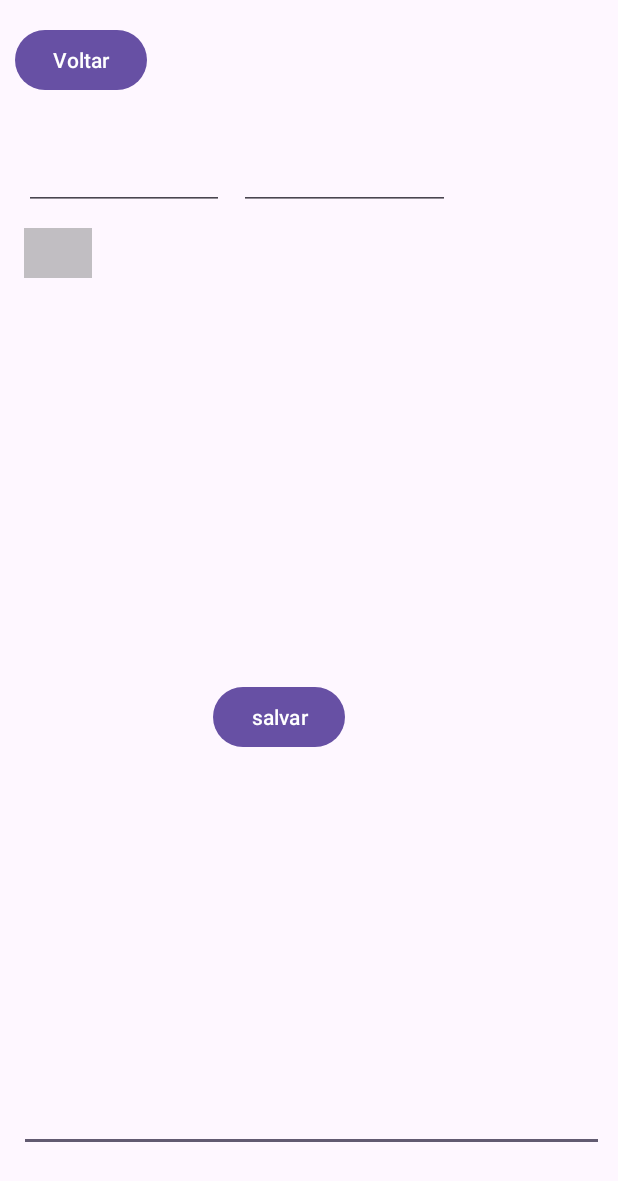
After one commit to renan-cavalcante/PM_Diario, an Android app: the NotaActivity screen opened directly, with no data from a screen before it, on a phone screen of 412 x 824 dp. The commit adds this screen. Shown: the top 1181 px of the screen. Run offline under Robolectric (Android 15) with nearby library versions, the phone set to English and light mode, and no system bars.

Commit message:
commit 3

```diff
--- a/app/src/main/AndroidManifest.xml
+++ b/app/src/main/AndroidManifest.xml
@@ -13,6 +13,12 @@
         android:theme="@style/Theme.PM_Diario"
         tools:targetApi="31">
         <activity
+            android:name=".NotaActivity"
+            android:exported="false" />
+        <activity
+            android:name=".PaginaActivity"
+            android:exported="false" />
+        <activity
             android:name=".MainActivity"
             android:exported="true">
             <intent-filter>
--- /dev/null
+++ b/app/src/main/java/com/example/pm_diario/NotaActivity.java
@@ -0,0 +1,111 @@
+package com.example.pm_diario;
+
+import android.content.Intent;
+import android.os.Bundle;
+import android.view.MenuInflater;
+import android.view.MenuItem;
+import android.view.View;
+import android.widget.Button;
+import android.widget.EditText;
+import android.widget.PopupMenu;
+import android.widget.Toast;
+
+import androidx.activity.EdgeToEdge;
+import androidx.appcompat.app.AppCompatActivity;
+import androidx.core.graphics.Insets;
+import androidx.core.view.ViewCompat;
+import androidx.core.view.WindowInsetsCompat;
+
+import com.example.pm_diario.controller.NotaController;
+import com.example.pm_diario.controller.PaginaController;
+import com.example.pm_diario.model.Nota;
+import com.example.pm_diario.model.Pagina;
+import com.example.pm_diario.persistence.NotaDao;
+import com.example.pm_diario.persistence.PaginaDao;
+import com.google.android.material.button.MaterialButton;
+
+import java.sql.SQLException;
+import java.time.LocalDate;
+import java.time.LocalTime;
+
+public class NotaActivity extends AppCompatActivity {
+
+
+    private MaterialButton imageFilterButton;
+    private EditText etHora;
+    private EditText etData;
+    private EditText tmtexto;
+    private Button btnSalvar;
+
+    private NotaController notaController = new NotaController(new NotaDao(this));
+
+    @Override
+    protected void onCreate(Bundle savedInstanceState) {
+        super.onCreate(savedInstanceState);
+        EdgeToEdge.enable(this);
+        setContentView(R.layout.activity_nota);
+        ViewCompat.setOnApplyWindowInsetsListener(findViewById(R.id.main), (v, insets) -> {
+            Insets systemBars = insets.getInsets(WindowInsetsCompat.Type.systemBars());
+            v.setPadding(systemBars.left, systemBars.top, systemBars.right, systemBars.bottom);
+            return insets;
+        });
+
+        imageFilterButton = findViewById(R.id.imageFilterButton);
+        imageFilterButton.setOnClickListener(new View.OnClickListener() {
+            @Override
+            public void onClick(View v) {
+                showPopupMenu(v);
+            }
+        });
+
+        Button btnvoltar = findViewById(R.id.btnVoltar);
+        etHora = findViewById(R.id.etHora);
+        etData = findViewById(R.id.etData);
+        tmtexto = findViewById(R.id.tmTexto);
+        btnSalvar = findViewById(R.id.btnSalvar);
+
+        btnvoltar.setOnClickListener(op -> voltar());
+        btnSalvar.setOnClickListener(op -> salvar());
+    }
+
+    private void salvar() {
+        try {
+            Nota n = new Nota();
+            n.setHora(LocalTime.parse(etHora.getText().toString()));
+            n.setConteudo(tmtexto.getText().toString());
+            n.setData(LocalDate.parse(etData.getText().toString()));
+            n.setEmoji(imageFilterButton.getText().toString());
+            notaController.inserir(n);
+            voltar();
+        } catch (SQLException e) {
+            Toast.makeText(this, "Erro de conexao ao salvar", Toast.LENGTH_SHORT).show();
+        }
+        catch (Exception e) {
+            Toast.makeText(this, "Erro ao salvar", Toast.LENGTH_SHORT).show();
+        }
+    }
+
+    private void voltar() {
+        Intent i = new Intent(this, MainActivity.class);
+        this.startActivity(i);
+        this.finish();
+    }
+
+    private void showPopupMenu(View view) {
+        PopupMenu popup = new PopupMenu(this, view);
+        MenuInflater inflater = popup.getMenuInflater();
+        inflater.inflate(R.menu.menu_emojis, popup.getMenu());
+
+        popup.setOnMenuItemClickListener(new PopupMenu.OnMenuItemClickListener() {
+            @Override
+            public boolean onMenuItemClick(MenuItem item) {
+                String emoji = item.getTitle().toString();
+                imageFilterButton.setText(emoji);
+                imageFilterButton.setIcon(null); // Remove the icon// Make the button not clickable
+                Toast.makeText(NotaActivity.this, "Emoji selecionado: " + emoji, Toast.LENGTH_SHORT).show();
+                return true;
+            }
+        });
+        popup.show();
+    }
+}
--- a/app/src/main/java/com/example/pm_diario/controller/PaginaController.java
+++ b/app/src/main/java/com/example/pm_diario/controller/PaginaController.java
@@ -2,9 +2,11 @@ package com.example.pm_diario.controller;
 
 import com.example.pm_diario.model.Pagina;
 import com.example.pm_diario.model.Pagina;
+import com.example.pm_diario.model.Registro;
 import com.example.pm_diario.persistence.PaginaDao;
 
 import java.sql.SQLException;
+import java.util.ArrayList;
 import java.util.List;
 
 public class PaginaController implements IController<Pagina>{
@@ -59,4 +61,5 @@ public class PaginaController implements IController<Pagina>{
         pDao.close();
         return paginas;
     }
+
 }
--- /dev/null
+++ b/app/src/main/res/layout/activity_nota.xml
@@ -0,0 +1,85 @@
+<?xml version="1.0" encoding="utf-8"?>
+<androidx.constraintlayout.widget.ConstraintLayout xmlns:android="http://schemas.android.com/apk/res/android"
+    xmlns:app="http://schemas.android.com/apk/res-auto"
+    xmlns:tools="http://schemas.android.com/tools"
+    android:id="@+id/main"
+    android:layout_width="match_parent"
+    android:layout_height="match_parent"
+    tools:context=".NotaActivity">
+
+    <Button
+        android:id="@+id/btnVoltar"
+        android:layout_width="wrap_content"
+        android:layout_height="wrap_content"
+        android:layout_marginStart="10dp"
+        android:layout_marginTop="16dp"
+        android:layout_marginBottom="5dp"
+        android:text="Voltar"
+        app:layout_constraintBottom_toTopOf="@+id/etData"
+        app:layout_constraintStart_toStartOf="parent"
+        app:layout_constraintTop_toTopOf="parent" />
+
+    <EditText
+        android:id="@+id/tmTexto"
+        android:layout_width="390dp"
+        android:layout_height="485dp"
+        android:layout_marginStart="6dp"
+        android:layout_marginEnd="6dp"
+        android:layout_marginBottom="56dp"
+        android:ems="10"
+        android:gravity="start|top"
+        android:inputType="textMultiLine"
+        app:layout_constraintBottom_toBottomOf="parent"
+        app:layout_constraintEnd_toEndOf="parent"
+        app:layout_constraintHorizontal_bias="0.666"
+        app:layout_constraintStart_toStartOf="parent" />
+
+    <EditText
+        android:id="@+id/etData"
+        android:layout_width="133dp"
+        android:layout_height="48dp"
+        android:layout_marginStart="16dp"
+        android:layout_marginTop="28dp"
+        android:layout_marginEnd="10dp"
+        android:ems="10"
+        android:inputType="date"
+        app:layout_constraintEnd_toStartOf="@+id/etHora"
+        app:layout_constraintStart_toStartOf="parent"
+        app:layout_constraintTop_toBottomOf="@+id/btnVoltar" />
+
+    <com.google.android.material.button.MaterialButton
+        android:id="@+id/imageFilterButton"
+        android:layout_width="45dp"
+        android:layout_height="33dp"
+        android:layout_marginStart="16dp"
+        android:layout_marginTop="12dp"
+        android:background="@color/black"
+        app:backgroundTint="@color/green"
+        app:layout_constraintStart_toStartOf="parent"
+        app:layout_constraintTop_toBottomOf="@+id/etData"
+        app:srcCompat="@android:drawable/ic_menu_gallery" />
+
+    <Button
+        android:id="@+id/btnSalvar"
+        android:layout_width="wrap_content"
+        android:layout_height="wrap_content"
+        android:layout_marginStart="142dp"
+        android:layout_marginBottom="8dp"
+        android:text="salvar"
+        app:layout_constraintBottom_toBottomOf="parent"
+        app:layout_constraintStart_toStartOf="parent"
+        app:layout_constraintTop_toBottomOf="@+id/etHora" />
+
+    <EditText
+        android:id="@+id/etHora"
+        android:layout_width="0dp"
+        android:layout_height="0dp"
+        android:layout_marginEnd="112dp"
+        android:ems="10"
+        android:inputType="time"
+        app:layout_constraintBottom_toBottomOf="@+id/etData"
+        app:layout_constraintEnd_toEndOf="parent"
+        app:layout_constraintStart_toEndOf="@+id/etData"
+        app:layout_constraintTop_toTopOf="@+id/etData" />
+
+</androidx.constraintlayout.widget.ConstraintLayout>
--- /dev/null
+++ b/app/src/main/res/menu/menu_emojis.xml
@@ -0,0 +1,15 @@
+<?xml version="1.0" encoding="utf-8"?>
+<menu xmlns:android="http://schemas.android.com/apk/res/android">
+    <item
+        android:id="@+id/emoji1"
+        android:title="😀" />
+    <item
+        android:id="@+id/emoji2"
+        android:title="😂" />
+    <item
+        android:id="@+id/emoji3"
+        android:title="😍" />
+    <item
+        android:id="@+id/emoji4"
+        android:title="😎" />
+</menu>
--- a/app/src/main/res/values/colors.xml
+++ b/app/src/main/res/values/colors.xml
@@ -1,5 +1,6 @@
 <?xml version="1.0" encoding="utf-8"?>
 <resources>
     <color name="black">#FF000000</color>
+    <color name="green">#99999999</color>
     <color name="white">#FFFFFFFF</color>
 </resources>
```
Also changed, not shown: app/src/main/java/com/example/pm_diario/DiarioFragment.java (+16 -12 lines), app/src/main/java/com/example/pm_diario/MainActivity.java (+47 -4 lines), app/src/main/java/com/example/pm_diario/PaginaActivity.java (added, +107 -0 lines), app/src/main/java/com/example/pm_diario/RegistroAdapter.java (+18 -6 lines), app/src/main/java/com/example/pm_diario/persistence/GenericDao.java (+9 -9 lines), app/src/main/java/com/example/pm_diario/persistence/NotaDao.java (+12 -9 lines), app/src/main/java/com/example/pm_diario/persistence/PaginaDao.java (+9 -9 lines), app/src/main/res/layout/activity_pagina.xml (added, +85 -0 lines), app/src/main/res/layout/item_registro.xml (+22 -35 lines), app/src/main/res/menu/menu_popup.xml (added, +9 -0 lines).
